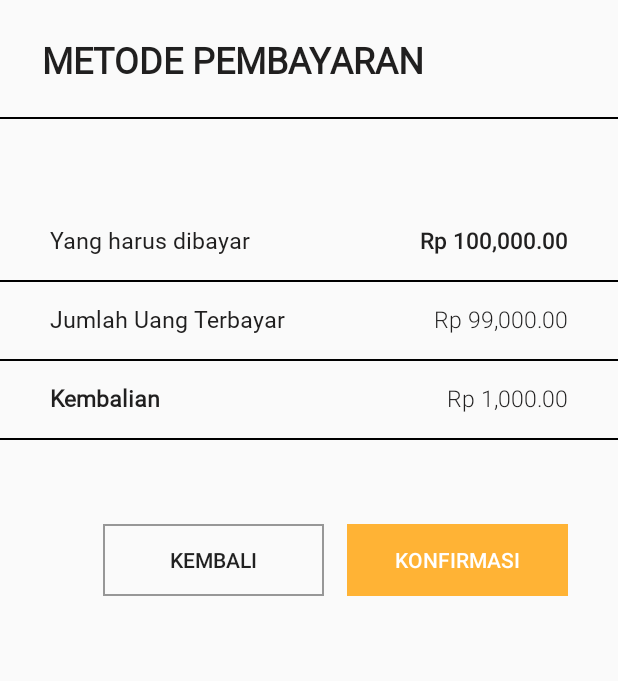
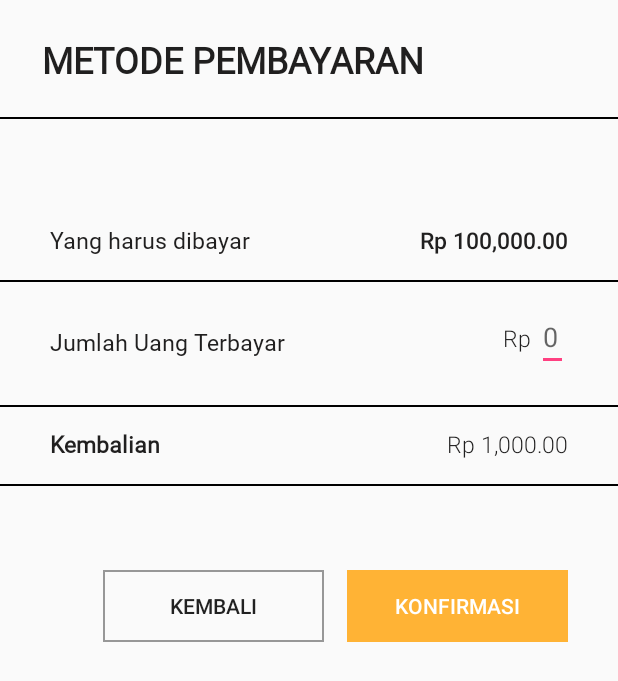
Before and after one commit to cindmichelle/PointOfSales, an Android app: the layout popup_cash_selection.xml on its own in the app's theme, with its tools: preview values and no code run, on a phone screen of 412 x 824 dp. Shown: the top 681 px of the screen. Run offline under Robolectric (Android 15) with nearby library versions, the phone set to English and light mode, and no system bars.

Commit message:
[Front-End]Payment Perubahan : - Input pada popup pembayaran cash

```diff
--- a/app/src/main/java/id/ac/umn/pointofsales/FragmentOrderList.java
+++ b/app/src/main/java/id/ac/umn/pointofsales/FragmentOrderList.java
@@ -52,6 +52,8 @@ public class FragmentOrderList extends Fragment implements Serializable{
             for(int i = 0; i < orderLists.size(); i++){
                 totalPayment = totalPayment + orderLists.get(i).getQty() * orderLists.get(i).getPrice();
             }
+
+
             total_payment.setText(String.format(Locale.US, "Rp %,d.00", totalPayment));
          }
 
@@ -59,6 +61,9 @@ public class FragmentOrderList extends Fragment implements Serializable{
             @Override
             public void onClick(View view) {
                 DialogFragment paymentFragment = new PaymentSelectionPopup();
+                Bundle args = new Bundle();
+                args.putInt("totalPayment", totalPayment);
+                paymentFragment.setArguments(args);
                 paymentFragment.show(getFragmentManager(), "PAYMENT SELECTION");
             }
         });
--- a/app/src/main/res/layout/popup_cash_selection.xml
+++ b/app/src/main/res/layout/popup_cash_selection.xml
@@ -66,18 +66,29 @@
                 style="@style/cashPopUpText"
                 android:layout_width="wrap_content"
                 android:layout_height="wrap_content"
-                android:text="Jumlah Uang Terbayar" />
+                android:text="Jumlah Uang Terbayar"
+                android:paddingVertical="15dp"/>
 
-            <TextView
-                android:layout_weight="4"
-                android:id="@+id/paidText"
-                style="@style/cashPopUpText"
+            <LinearLayout
                 android:layout_width="wrap_content"
                 android:layout_height="wrap_content"
-                android:textAlignment="viewEnd"
-                android:fontFamily="sans-serif-light"
-                android:text="Rp 99,000.00" />
 
+                android:layout_weight="4">
+                <TextView
+                    android:layout_weight="4"
+                    android:id="@+id/paidText"
+                    style="@style/cashPopUpText"
+                    android:layout_width="wrap_content"
+                    android:layout_height="wrap_content"
+                    android:textAlignment="viewEnd"
+                    android:fontFamily="sans-serif-light"
+                    android:text="Rp "/>
+                <EditText
+                    android:id="@+id/paidEditText"
+                    android:layout_width="wrap_content"
+                    android:layout_height="wrap_content"
+                    android:hint="0"/>
+            </LinearLayout>
         </LinearLayout>
         <View android:background="#000"
             android:layout_width = "match_parent"
```
Also changed, not shown: app/src/main/java/id/ac/umn/pointofsales/CashSelectionPopup.java (+45 -0 lines), app/src/main/java/id/ac/umn/pointofsales/PaymentSelectionPopup.java (+8 -0 lines).
